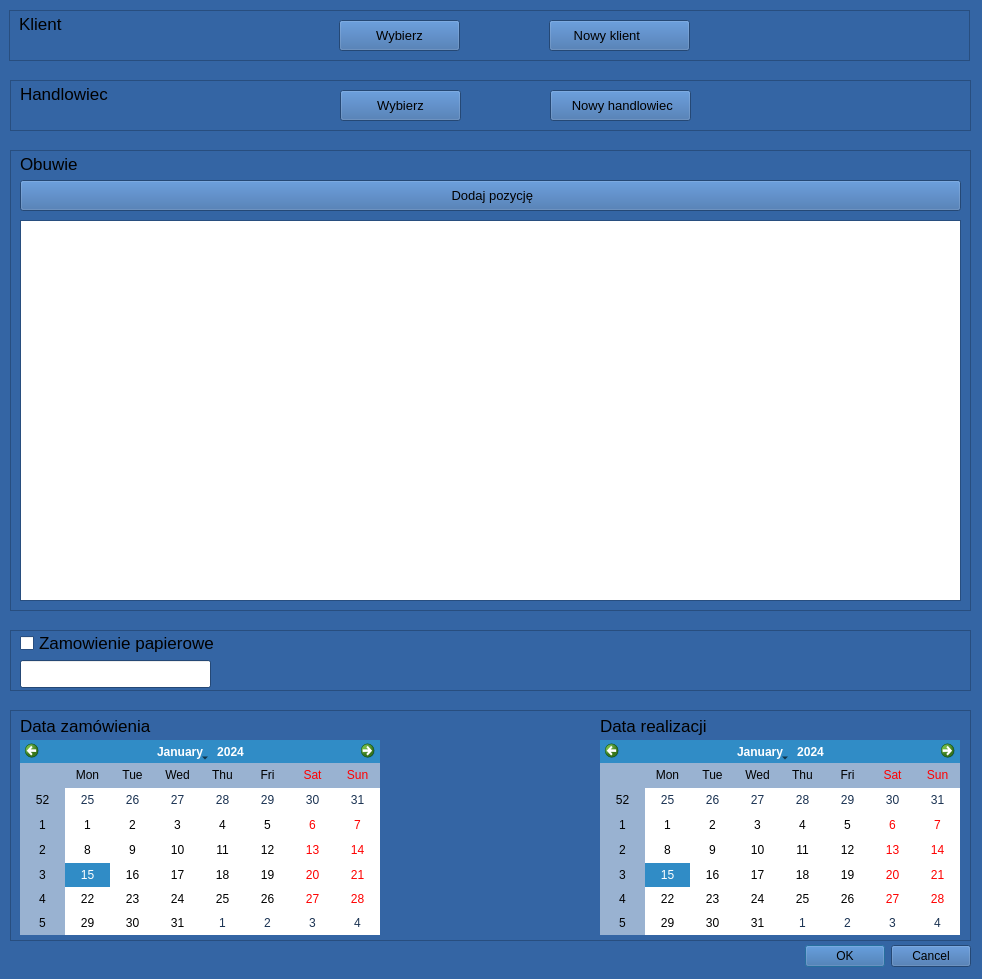
Qt form noweZamowienieDialog.ui (militia11/shoes) before a commit.
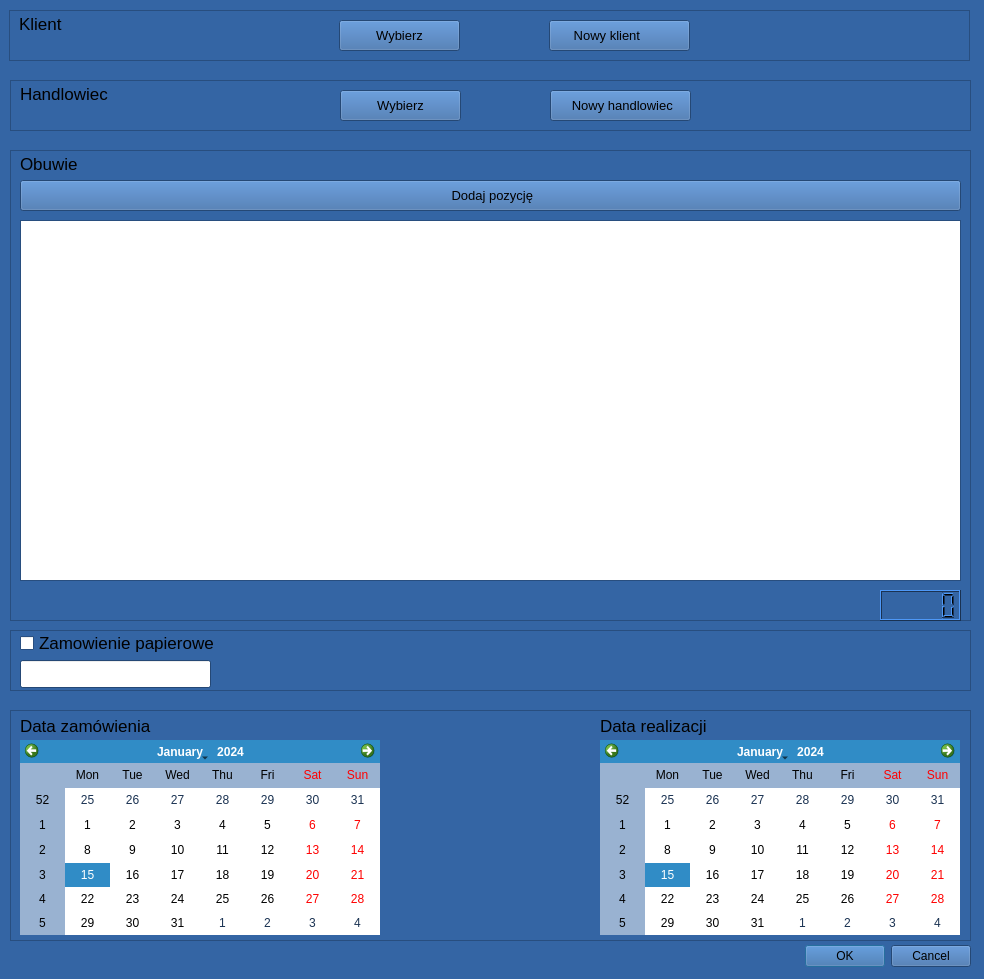
The same form after that commit. Icons and pictures are not drawn.

```diff
--- a/noweZamowienieDialog.ui
+++ b/noweZamowienieDialog.ui
@@ -6,7 +6,7 @@
    <rect>
     <x>0</x>
     <y>0</y>
-    <width>982</width>
+    <width>984</width>
     <height>979</height>
    </rect>
   </property>
@@ -450,7 +450,7 @@
      <x>10</x>
      <y>150</y>
      <width>961</width>
-     <height>461</height>
+     <height>471</height>
     </rect>
    </property>
    <property name="frameShape">
@@ -517,7 +517,7 @@
       <x>10</x>
       <y>70</y>
       <width>941</width>
-      <height>381</height>
+      <height>361</height>
      </rect>
     </property>
     <property name="alternatingRowColors">
@@ -530,6 +530,21 @@
      <enum>QAbstractItemView::SelectRows</enum>
     </property>
    </widget>
+   <widget class="QLCDNumber" name="lcdNumber">
+    <property name="geometry">
+     <rect>
+      <x>870</x>
+      <y>440</y>
+      <width>81</width>
+      <height>31</height>
+     </rect>
+    </property>
+    <property name="font">
+     <font>
+      <pointsize>9</pointsize>
+     </font>
+    </property>
+   </widget>
   </widget>
   <widget class="QFrame" name="frame_5">
    <property name="geometry">
@@ -903,6 +918,17 @@
     </property>
    </widget>
   </widget>
+  <widget class="QWidget" name="">
+   <property name="geometry">
+    <rect>
+     <x>0</x>
+     <y>0</y>
+     <width>2</width>
+     <height>2</height>
+    </rect>
+   </property>
+   <layout class="QVBoxLayout" name="verticalLayout"/>
+  </widget>
  </widget>
  <resources>
   <include location="zasoby.qrc"/>
```
